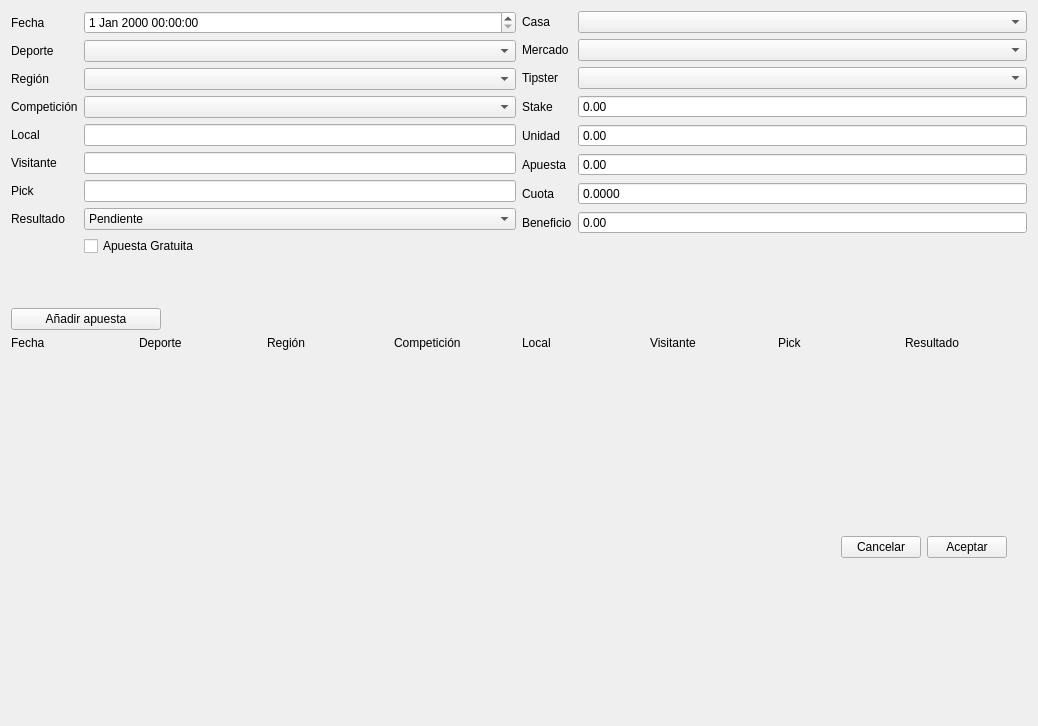
The window that ui/new_bet.ui (soker90/betcon) describes before a commit, drawn with Qt 5.
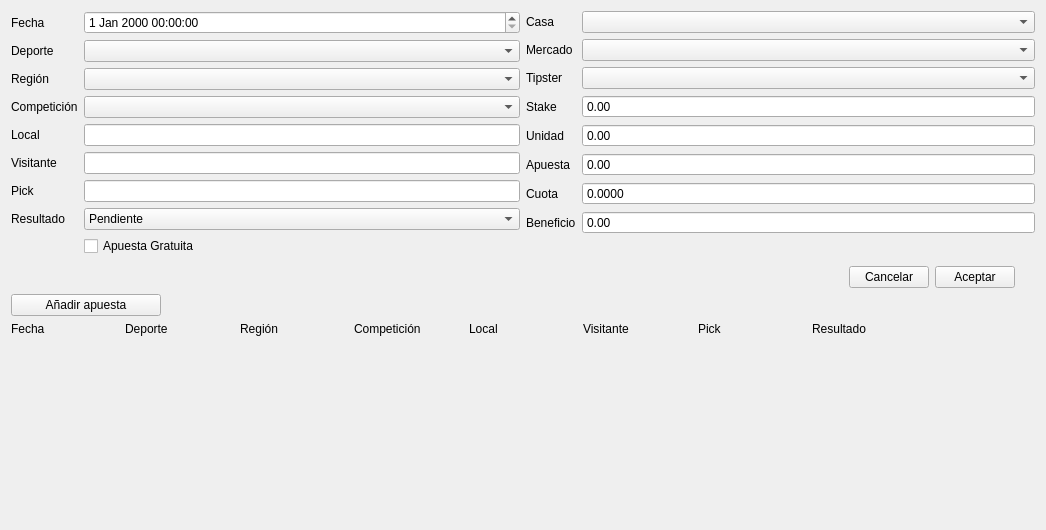
The same window after the commit.

Commit message: 1. Improvements Combined (In process)

Patch:
```diff
--- a/ui/new_bet.ui
+++ b/ui/new_bet.ui
@@ -6,25 +6,20 @@
    <rect>
     <x>0</x>
     <y>0</y>
-    <width>1038</width>
-    <height>726</height>
+    <width>1046</width>
+    <height>530</height>
    </rect>
   </property>
   <property name="windowTitle">
    <string>Form</string>
   </property>
-  <layout class="QVBoxLayout" name="verticalLayout_11">
+  <layout class="QVBoxLayout" name="verticalLayout_2">
+   <item>
+    <layout class="QVBoxLayout" name="verticalLayout">
    <item>
     <layout class="QHBoxLayout" name="horizontalLayout">
      <item>
       <layout class="QFormLayout" name="formLayout_2">
-       <item row="0" column="0">
-        <widget class="QLabel" name="label_8">
-         <property name="text">
-          <string>Fecha</string>
-         </property>
-        </widget>
-       </item>
        <item row="0" column="1">
         <widget class="QDateTimeEdit" name="dtDate"/>
        </item>
@@ -156,18 +151,12 @@
          </property>
         </widget>
        </item>
-       <item row="9" column="1">
-        <spacer name="verticalSpacer_2">
-         <property name="orientation">
-          <enum>Qt::Vertical</enum>
-         </property>
-         <property name="sizeHint" stdset="0">
-          <size>
-           <width>20</width>
-           <height>40</height>
-          </size>
-         </property>
-        </spacer>
+         <item row="0" column="0">
+          <widget class="QLabel" name="label_8">
+           <property name="text">
+            <string>Fecha</string>
+           </property>
+          </widget>
        </item>
       </layout>
      </item>
@@ -183,6 +172,13 @@
        <item row="0" column="1">
         <widget class="QComboBox" name="cmbBookie"/>
        </item>
+         <item row="1" column="0">
+          <widget class="QLabel" name="label_2">
+           <property name="text">
+            <string>Mercado</string>
+           </property>
+          </widget>
+         </item>
        <item row="1" column="1">
         <widget class="QComboBox" name="cmbMarket"/>
        </item>
@@ -293,13 +289,6 @@
          </property>
         </widget>
        </item>
-       <item row="1" column="0">
-        <widget class="QLabel" name="label_2">
-         <property name="text">
-          <string>Mercado</string>
-         </property>
-        </widget>
-       </item>
        <item row="8" column="0" colspan="2">
         <spacer name="horizontalSpacer">
          <property name="orientation">
@@ -317,6 +306,65 @@
      </item>
     </layout>
    </item>
+     <item>
+      <layout class="QGridLayout" name="gridLayout_2">
+       <item row="2" column="4">
+        <spacer name="horizontalSpacer_3">
+         <property name="orientation">
+          <enum>Qt::Horizontal</enum>
+         </property>
+         <property name="sizeType">
+          <enum>QSizePolicy::Fixed</enum>
+         </property>
+         <property name="sizeHint" stdset="0">
+          <size>
+           <width>20</width>
+           <height>20</height>
+          </size>
+         </property>
+        </spacer>
+       </item>
+       <item row="2" column="0">
+        <spacer name="horizontalSpacer_2">
+         <property name="orientation">
+          <enum>Qt::Horizontal</enum>
+         </property>
+         <property name="sizeHint" stdset="0">
+          <size>
+           <width>40</width>
+           <height>20</height>
+          </size>
+         </property>
+        </spacer>
+       </item>
+       <item row="2" column="2">
+        <widget class="QPushButton" name="btnCancel">
+         <property name="maximumSize">
+          <size>
+           <width>100</width>
+           <height>16777215</height>
+          </size>
+         </property>
+         <property name="text">
+          <string>Cancelar</string>
+         </property>
+        </widget>
+       </item>
+       <item row="2" column="3">
+        <widget class="QPushButton" name="btnAccept">
+         <property name="maximumSize">
+          <size>
+           <width>100</width>
+           <height>16777215</height>
+          </size>
+         </property>
+         <property name="text">
+          <string>Aceptar</string>
+         </property>
+        </widget>
+       </item>
+      </layout>
+     </item>
    <item>
     <layout class="QVBoxLayout" name="pnlCombined">
      <property name="sizeConstraint">
@@ -327,7 +375,7 @@
        <property name="maximumSize">
         <size>
          <width>150</width>
-         <height>100</height>
+           <height>25</height>
         </size>
        </property>
        <property name="text">
@@ -360,7 +408,7 @@
         </layout>
        </item>
        <item>
-        <layout class="QVBoxLayout" name="verticalLayout_4">
+          <layout class="QVBoxLayout" name="pnlRegion">
          <item>
           <widget class="QLabel" name="lblRegion">
            <property name="text">
@@ -371,7 +419,7 @@
         </layout>
        </item>
        <item>
-        <layout class="QVBoxLayout" name="verticalLayout_5">
+          <layout class="QVBoxLayout" name="pnlCompetition">
          <item>
           <widget class="QLabel" name="lblCompetition">
            <property name="text">
@@ -382,7 +430,7 @@
         </layout>
        </item>
        <item>
-        <layout class="QVBoxLayout" name="verticalLayout_6">
+          <layout class="QVBoxLayout" name="pnlPlayer1">
          <item>
           <widget class="QLabel" name="lblPlayer1">
            <property name="text">
@@ -393,7 +441,7 @@
         </layout>
        </item>
        <item>
-        <layout class="QVBoxLayout" name="verticalLayout_7">
+          <layout class="QVBoxLayout" name="pnlPlayer2">
          <item>
           <widget class="QLabel" name="lblPlayer2">
            <property name="text">
@@ -404,7 +452,7 @@
         </layout>
        </item>
        <item>
-        <layout class="QVBoxLayout" name="verticalLayout">
+          <layout class="QVBoxLayout" name="pnlPick">
          <item>
           <widget class="QLabel" name="lblPick">
            <property name="text">
@@ -415,7 +463,7 @@
         </layout>
        </item>
        <item>
-        <layout class="QVBoxLayout" name="verticalLayout_8">
+          <layout class="QVBoxLayout" name="pnlResult">
          <item>
           <widget class="QLabel" name="lblResult">
            <property name="text">
@@ -426,83 +474,29 @@
         </layout>
        </item>
        <item>
-        <layout class="QVBoxLayout" name="verticalLayout_10"/>
-       </item>
-      </layout>
-     </item>
-    </layout>
-   </item>
+          <layout class="QVBoxLayout" name="pnlButton">
    <item>
-    <spacer name="separator">
-     <property name="orientation">
-      <enum>Qt::Vertical</enum>
-     </property>
-     <property name="sizeHint" stdset="0">
-      <size>
-       <width>20</width>
-       <height>40</height>
-      </size>
-     </property>
-    </spacer>
-   </item>
-   <item>
-    <layout class="QGridLayout" name="gridLayout_2">
-     <item row="2" column="3">
-      <widget class="QPushButton" name="btnAccept">
+            <widget class="QLabel" name="label_17">
        <property name="maximumSize">
         <size>
-         <width>100</width>
-         <height>16777215</height>
+               <width>16777215</width>
+               <height>100</height>
         </size>
        </property>
        <property name="text">
-        <string>Aceptar</string>
+              <string> </string>
        </property>
       </widget>
      </item>
-     <item row="2" column="2">
-      <widget class="QPushButton" name="btnCancel">
-       <property name="maximumSize">
-        <size>
-         <width>100</width>
-         <height>16777215</height>
-        </size>
-       </property>
-       <property name="text">
-        <string>Cancelar</string>
-       </property>
-      </widget>
-     </item>
-     <item row="2" column="0">
-      <spacer name="horizontalSpacer_2">
-       <property name="orientation">
-        <enum>Qt::Horizontal</enum>
-       </property>
-       <property name="sizeHint" stdset="0">
-        <size>
-         <width>40</width>
-         <height>20</height>
-        </size>
-       </property>
-      </spacer>
-     </item>
-     <item row="2" column="4">
-      <spacer name="horizontalSpacer_3">
-       <property name="orientation">
-        <enum>Qt::Horizontal</enum>
-       </property>
-       <property name="sizeType">
-        <enum>QSizePolicy::Fixed</enum>
-       </property>
-       <property name="sizeHint" stdset="0">
-        <size>
-         <width>20</width>
-         <height>20</height>
-        </size>
-       </property>
-      </spacer>
+          </layout>
+         </item>
+        </layout>
+       </item>
+      </layout>
      </item>
-     <item row="3" column="3">
+    </layout>
+   </item>
+   <item>
       <spacer name="verticalSpacer">
        <property name="orientation">
         <enum>Qt::Vertical</enum>
@@ -516,9 +510,6 @@
       </spacer>
      </item>
     </layout>
-   </item>
-  </layout>
-  <zorder>separator</zorder>
  </widget>
  <tabstops>
   <tabstop>dtDate</tabstop>
```
Lines whose indentation alone changed are shown as unchanged. The commit also changes 1 other file.
